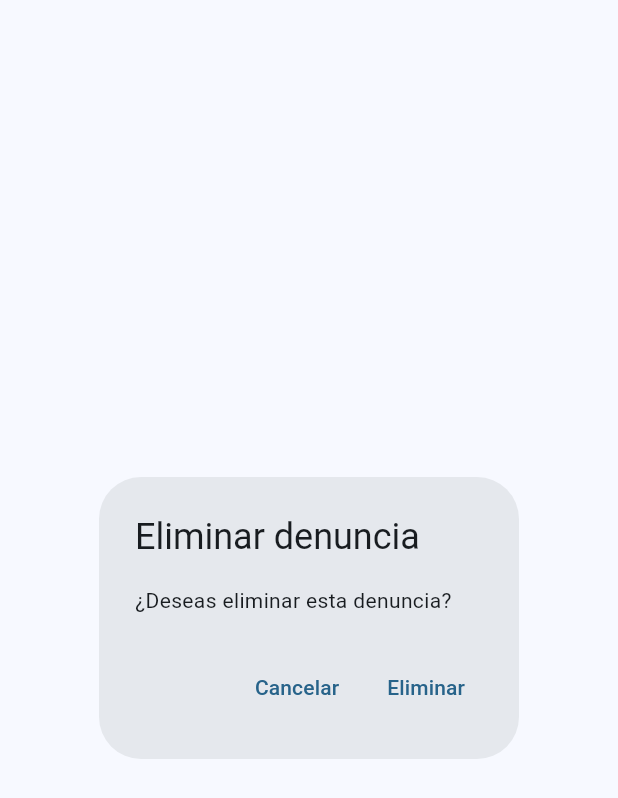
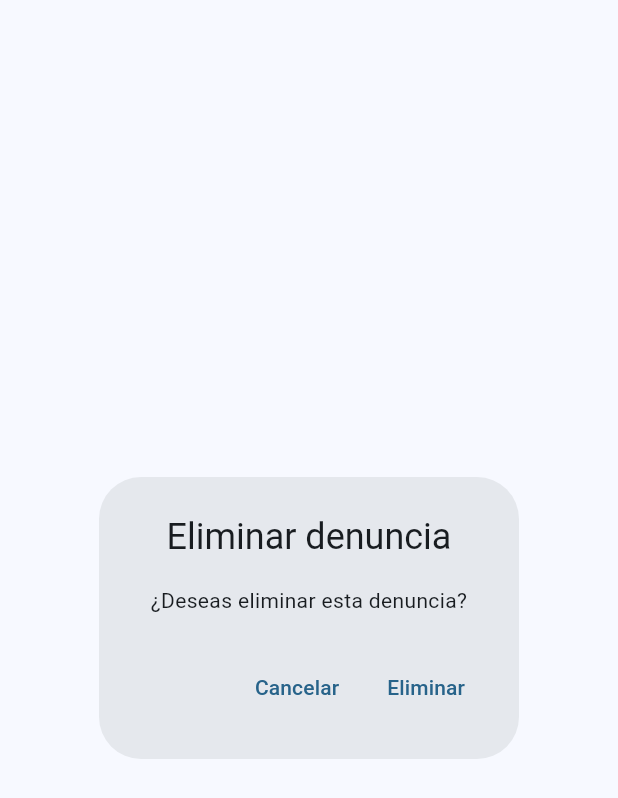
Before and after one commit to VivianaVelasco/ProyectoDenuncias, a Flutter app: the AdvertenciaEliminar widget shown alone on an empty page, opened directly, on a phone screen of 412 x 824 dp. Shown: the top 798 px of the screen. Run offline on Flutter 3.47's test engine with Material 2 defaults, Android fonts, the phone set to English and light mode, and no system bars; our stand-ins replace dio, go_router, image_picker; network calls fail.

Commit message:
'AdvertenciaDenuncia1'

```diff
--- a/denunciasapp/lib/presentation/screens/denuncias/historial_denuncias.dart
+++ b/denunciasapp/lib/presentation/screens/denuncias/historial_denuncias.dart
@@ -96,8 +96,8 @@ class AdvertenciaEliminar extends StatelessWidget {
   @override
   Widget build(BuildContext context) {
     return AlertDialog(
-      title: const Text('Eliminar denuncia'),
-      content: const Text('¿Deseas eliminar esta denuncia?'),
+      title: const Text('Eliminar denuncia', textAlign: TextAlign.center,),
+      content: const Text('¿Deseas eliminar esta denuncia?', textAlign: TextAlign.center,),
       actions: <Widget>[
         TextButton(
           onPressed: () {
```
